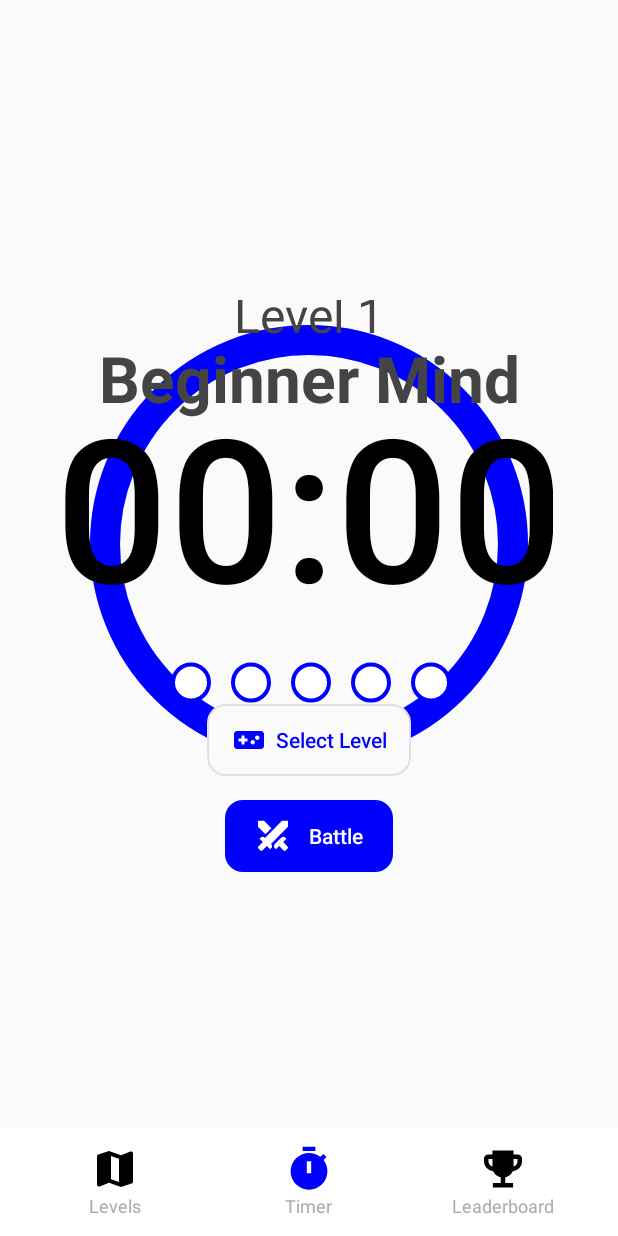
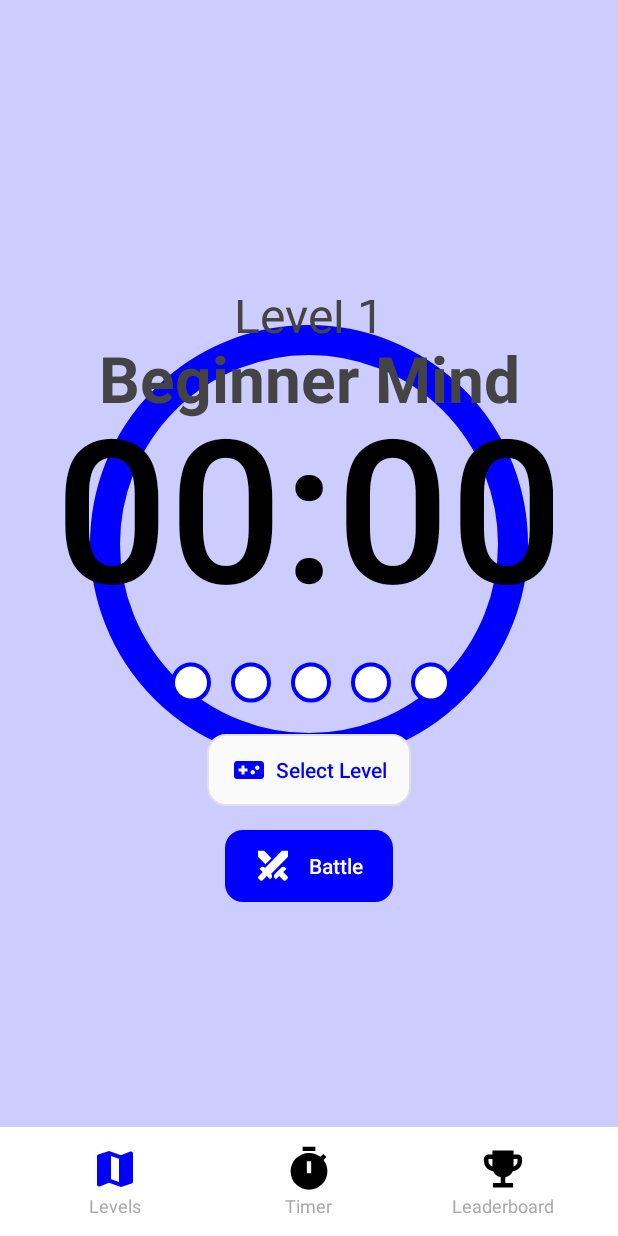
Before and after one commit to Rodarbal/productivity-app, an Android app built with Jetpack Compose: the screen it shows after launch (LevelsActivity), after a tap on an icon or button, on a phone screen of 412 x 824 dp. Run offline under Robolectric (Android 15) with nearby library versions, the phone set to English and light mode, and no system bars.

Commit message:
color background

```diff
--- /dev/null
+++ b/app/src/main/java/com/example/productivityapp/LevelState.kt
@@ -0,0 +1,25 @@
+package com.example.productivityapp
+
+import android.graphics.Color
+import androidx.core.graphics.toColorInt
+
+object LevelState {
+    data class Level(
+        val colour: Int,
+        val timeMillis: Long,
+        val location: Int,
+        var selected: Boolean
+    )
+
+    val levels = mutableListOf(
+        Level(colour = "#ccccff".toColorInt(), timeMillis = 10000L, location = 0, selected = true),
+        Level(colour = android.graphics.Color.RED, timeMillis = 15000L, location = 1, selected = false),
+        Level(colour = android.graphics.Color.GREEN, timeMillis = 20000L, location = 2, selected = false)
+    )
+
+    fun getSelectedLevel(): Level? = levels.find { it.selected }
+
+    fun selectLevel(index: Int) {
+        levels.forEachIndexed { i, level -> level.selected = (i == index) }
+    }
+}
--- a/app/src/main/java/com/example/productivityapp/TimerRingView.kt
+++ b/app/src/main/java/com/example/productivityapp/TimerRingView.kt
@@ -8,6 +8,7 @@ import androidx.core.app.NotificationCompat
 import kotlin.math.min
 import android.os.Build
 import android.app.NotificationManager
+import androidx.annotation.RequiresApi
 
 class TimerRingView @JvmOverloads constructor(
     context: Context,
@@ -55,6 +56,7 @@ class TimerRingView @JvmOverloads constructor(
         strokeCap = Paint.Cap.ROUND
     }
 
+    @RequiresApi(Build.VERSION_CODES.P)
     private val textPaint = Paint(Paint.ANTI_ALIAS_FLAG).apply {
         color = Color.BLACK
         textSize = 200f
--- a/app/src/main/java/com/example/productivityapp/ui/theme/LevelsActivity.kt
+++ b/app/src/main/java/com/example/productivityapp/ui/theme/LevelsActivity.kt
@@ -12,6 +12,7 @@ import androidx.recyclerview.widget.RecyclerView
 import android.view.LayoutInflater
 import android.view.View
 import android.view.ViewGroup
+import com.example.productivityapp.LevelState
 
 class LevelsActivity : AppCompatActivity() {
     override fun onCreate(savedInstanceState: Bundle?) {
@@ -20,32 +21,42 @@ class LevelsActivity : AppCompatActivity() {
 
         val viewPager = findViewById<ViewPager2>(R.id.viewPager)
         viewPager.orientation = ViewPager2.ORIENTATION_VERTICAL
-        viewPager.adapter = LevelPagerAdapter()
+        viewPager.adapter = LevelPagerAdapter(this)
+
+        // Set the timerButton click listener here (outside adapter)
+        val timerButton = findViewById<View>(R.id.timerButton)
+        timerButton?.setOnClickListener {
+            val intent = Intent(this@LevelsActivity, MainActivity::class.java)
+            startActivity(intent)
+            overridePendingTransition(0, 0)
+            finish()
+        }
     }
 
-    inner class LevelPagerAdapter : RecyclerView.Adapter<LevelPagerAdapter.LevelViewHolder>() {
+    inner class LevelPagerAdapter(private val context: android.content.Context) : RecyclerView.Adapter<LevelPagerAdapter.LevelViewHolder>() {
         override fun onCreateViewHolder(parent: ViewGroup, viewType: Int): LevelViewHolder {
             val view = LayoutInflater.from(parent.context).inflate(R.layout.page_level, parent, false)
             return LevelViewHolder(view)
         }
 
-        override fun getItemCount(): Int = 3
+        override fun getItemCount(): Int = LevelState.levels.size
 
         override fun onBindViewHolder(holder: LevelViewHolder, position: Int) {
+            val level = LevelState.levels[position]
             val timerRing = holder.itemView.findViewById<TimerRingView>(R.id.timerRing)
-            val levelButton = holder.itemView.findViewById<View>(R.id.levelButton)
-            levelButton?.setOnClickListener {
-                val intent = Intent(this@LevelsActivity, MainActivity::class.java)
-                startActivity(intent)
-                overridePendingTransition(0, 0)
-                finish()
-            }
+            // val levelButton = holder.itemView.findViewById<View>(R.id.timerButton)
+            // The timerButton click listener is now handled in onCreate()
 
+
+            // dummy timer
             timerRing.syncFromState = false
-            timerRing.durationMillis = 10000L
+            timerRing.durationMillis = level.timeMillis
             timerRing.isRunning = false
             timerRing.showFullRing()
             timerRing.completedCount = TimerState.completions
+
+            // Set background color based solely on the colour property
+            holder.itemView.setBackgroundColor(level.colour)
         }
 
         inner class LevelViewHolder(view: View) : RecyclerView.ViewHolder(view)
--- a/app/src/main/res/layout/activity_levels.xml
+++ b/app/src/main/res/layout/activity_levels.xml
@@ -40,7 +40,7 @@
                 android:layout_width="32dp"
                 android:layout_height="32dp"
                 android:src="@drawable/ic_map"
-                app:tint="#000000"
+                app:tint="#0000FF"
                 app:tintMode="src_in"/>
             <TextView
                 android:layout_width="wrap_content"
@@ -57,10 +57,11 @@
             android:orientation="vertical"
             android:gravity="center">
             <ImageView
+                android:id="@+id/timerButton"
                 android:layout_width="32dp"
                 android:layout_height="32dp"
                 android:src="@drawable/ic_timer"
-                app:tint="#0000FF"
+                app:tint="#000000"
                 app:tintMode="src_in"/>
             <TextView
                 android:layout_width="wrap_content"
--- a/app/src/main/res/layout/page_level.xml
+++ b/app/src/main/res/layout/page_level.xml
@@ -18,7 +18,7 @@
         android:orientation="vertical"
         android:gravity="center"
         android:layout_gravity="center"
-        android:layout_marginTop="150dp"
+        android:layout_marginTop="170dp"
         >
 
         <Button
```
